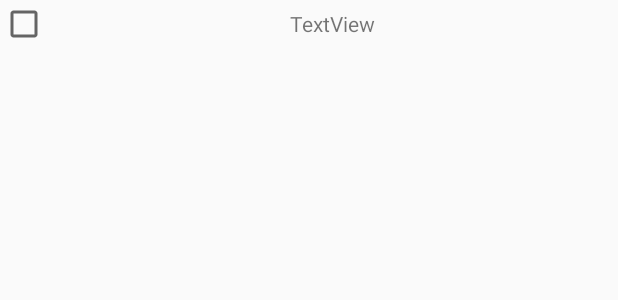
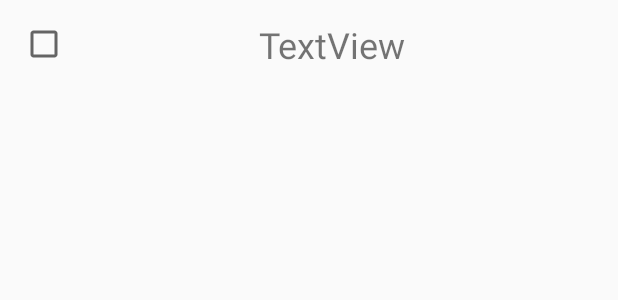
Before and after one commit to mii-chang/JiroTra, an Android app: the layout item_input.xml on its own in the app's theme, with its tools: preview values and no code run, on a phone screen of 412 x 824 dp. Shown: the top 300 px of the screen. Run offline under Robolectric (Android 15) with nearby library versions, the phone set to English and light mode, and no system bars.

Commit message:
update dialog design

```diff
--- a/app/src/main/res/layout/item_input.xml
+++ b/app/src/main/res/layout/item_input.xml
@@ -2,8 +2,11 @@
 <LinearLayout
     xmlns:android="http://schemas.android.com/apk/res/android"
     android:layout_width="match_parent"
-    android:layout_height="match_parent"
-    android:orientation="horizontal">
+    android:layout_height="wrap_content"
+    android:gravity="center_vertical|center_horizontal"
+    android:orientation="horizontal"
+    android:padding="20px"
+    android:paddingBottom="10px">
 
 
     <CheckBox
@@ -17,7 +20,8 @@
         android:layout_width="wrap_content"
         android:layout_height="wrap_content"
         android:layout_weight="1"
-        android:text="TextView"/>
+        android:text="TextView"
+        android:textSize="24sp"/>
 
 
 </LinearLayout>
--- a/app/src/main/res/values/colors.xml
+++ b/app/src/main/res/values/colors.xml
@@ -2,5 +2,5 @@
 <resources>
     <color name="colorPrimary">#FF7272</color>
     <color name="colorPrimaryDark">#FF7272</color>
-    <color name="colorAccent">#FF4081</color>
+    <color name="colorAccent">#ff4081</color>
 </resources>
```
Also changed, not shown: app/src/main/java/com/miyuu/android/jirotra/InputDialogFragment.java (+36 -21 lines), app/src/main/res/layout/dialog_input.xml (+37 -12 lines).
